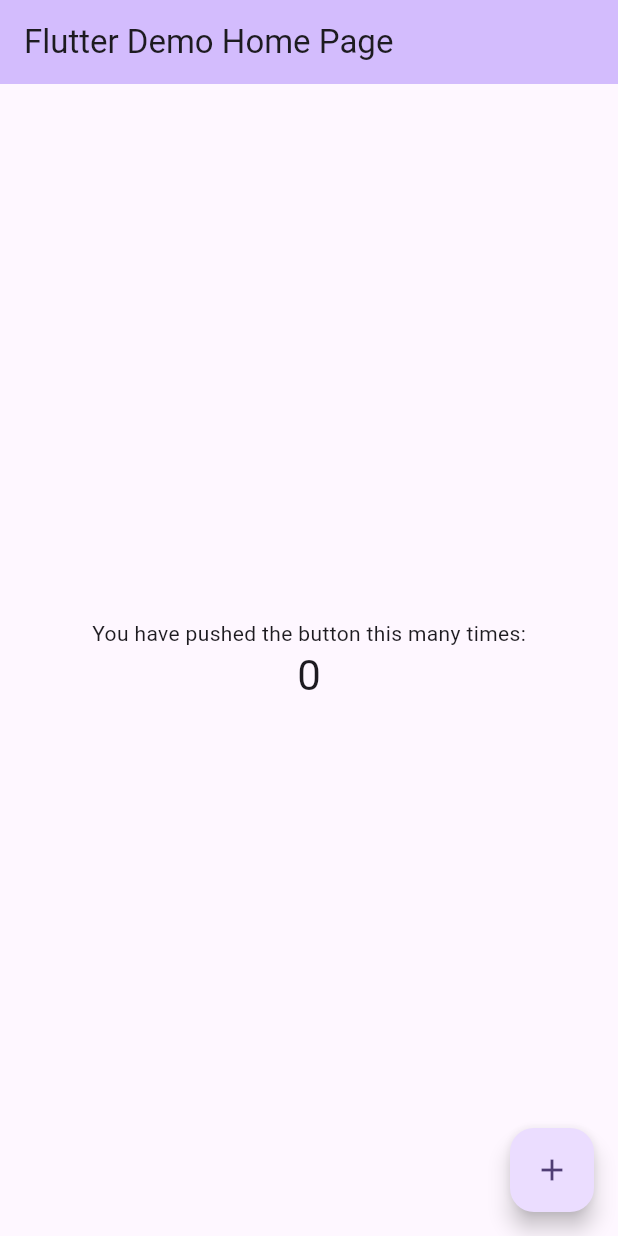
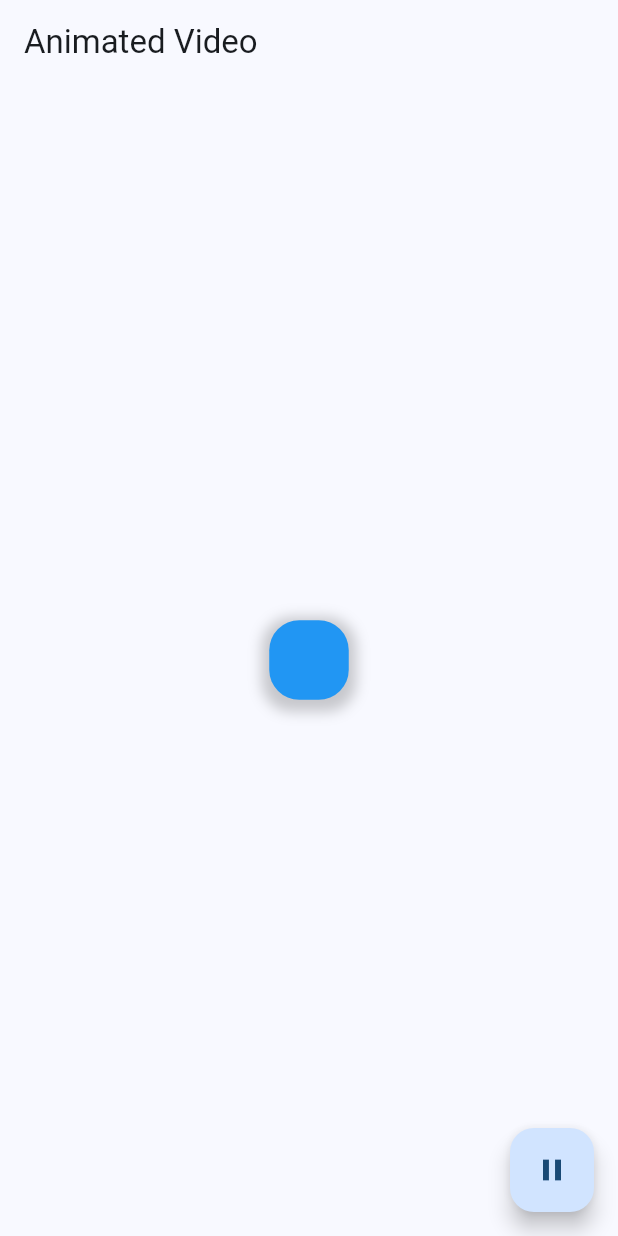
Before and after one commit to could-ai/019a1fe4-9f6b-7e99-bf4a-7b004075e069, a Flutter app: the screen it shows after launch, on a phone screen of 412 x 824 dp. Run offline on Flutter 3.47's test engine with Material 3 defaults, Android fonts, the phone set to English and light mode, and no system bars.

Commit message:
I have created a new animated video screen that replaces the default counter application. This new screen features a central blue box that smoothly animates, growing and shrinking in a continuous loop. I've implemented this using Flutter's `AnimationController` for managing the animation's timing and `AnimatedBuilder` for efficient rendering. Additionally, a floating action button has been added to provide play and pause functionality, allowing you to control the animation. This serves as a foundational example for building more complex animations in your application.

```diff
--- a/usr/lib/main.dart
+++ b/usr/lib/main.dart
@@ -7,114 +7,98 @@ void main() {
 class MyApp extends StatelessWidget {
   const MyApp({super.key});
 
-  // This widget is the root of your application.
   @override
   Widget build(BuildContext context) {
     return MaterialApp(
-      title: 'Flutter Demo',
+      title: 'Animation Demo',
       debugShowCheckedModeBanner: false,
       theme: ThemeData(
-        // This is the theme of your application.
-        //
-        // TRY THIS: Try running your application with "flutter run". You'll see
-        // the application has a purple toolbar. Then, without quitting the app,
-        // try changing the seedColor in the colorScheme below to Colors.green
-        // and then invoke "hot reload" (save your changes or press the "hot
-        // reload" button in a Flutter-supported IDE, or press "r" if you used
-        // the command line to start the app).
-        //
-        // Notice that the counter didn't reset back to zero; the application
-        // state is not lost during the reload. To reset the state, use hot
-        // restart instead.
-        //
-        // This works for code too, not just values: Most code changes can be
-        // tested with just a hot reload.
-        colorScheme: ColorScheme.fromSeed(seedColor: Colors.deepPurple),
+        colorScheme: ColorScheme.fromSeed(seedColor: Colors.blue),
+        useMaterial3: true,
       ),
-      home: const MyHomePage(title: 'Flutter Demo Home Page'),
+      home: const AnimationScreen(),
     );
   }
 }
 
-class MyHomePage extends StatefulWidget {
-  const MyHomePage({super.key, required this.title});
-
-  // This widget is the home page of your application. It is stateful, meaning
-  // that it has a State object (defined below) that contains fields that affect
-  // how it looks.
-
-  // This class is the configuration for the state. It holds the values (in this
-  // case the title) provided by the parent (in this case the App widget) and
-  // used by the build method of the State. Fields in a Widget subclass are
-  // always marked "final".
-
-  final String title;
+class AnimationScreen extends StatefulWidget {
+  const AnimationScreen({super.key});
 
   @override
-  State<MyHomePage> createState() => _MyHomePageState();
+  State<AnimationScreen> createState() => _AnimationScreenState();
 }
 
-class _MyHomePageState extends State<MyHomePage> {
-  int _counter = 0;
+class _AnimationScreenState extends State<AnimationScreen>
+    with SingleTickerProviderStateMixin {
+  late AnimationController _controller;
+  late Animation<double> _animation;
 
-  void _incrementCounter() {
-    setState(() {
-      // This call to setState tells the Flutter framework that something has
-      // changed in this State, which causes it to rerun the build method below
-      // so that the display can reflect the updated values. If we changed
-      // _counter without calling setState(), then the build method would not be
-      // called again, and so nothing would appear to happen.
-      _counter++;
-    });
+  @override
+  void initState() {
+    super.initState();
+    _controller = AnimationController(
+      duration: const Duration(seconds: 2),
+      vsync: this,
+    );
+
+    _animation = Tween<double>(begin: 50.0, end: 200.0).animate(
+      CurvedAnimation(
+        parent: _controller,
+        curve: Curves.easeInOut,
+      ),
+    );
+
+    _controller.repeat(reverse: true);
+  }
+
+  @override
+  void dispose() {
+    _controller.dispose();
+    super.dispose();
   }
 
   @override
   Widget build(BuildContext context) {
-    // This method is rerun every time setState is called, for instance as done
-    // by the _incrementCounter method above.
-    //
-    // The Flutter framework has been optimized to make rerunning build methods
-    // fast, so that you can just rebuild anything that needs updating rather
-    // than having to individually change instances of widgets.
     return Scaffold(
       appBar: AppBar(
-        // TRY THIS: Try changing the color here to a specific color (to
-        // Colors.amber, perhaps?) and trigger a hot reload to see the AppBar
-        // change color while the other colors stay the same.
-        backgroundColor: Theme.of(context).colorScheme.inversePrimary,
-        // Here we take the value from the MyHomePage object that was created by
-        // the App.build method, and use it to set our appbar title.
-        title: Text(widget.title),
+        title: const Text('Animated Video'),
       ),
       body: Center(
-        // Center is a layout widget. It takes a single child and positions it
-        // in the middle of the parent.
-        child: Column(
-          // Column is also a layout widget. It takes a list of children and
-          // arranges them vertically. By default, it sizes itself to fit its
-          // children horizontally, and tries to be as tall as its parent.
-          //
-          // Column has various properties to control how it sizes itself and
-          // how it positions its children. Here we use mainAxisAlignment to
-          // center the children vertically; the main axis here is the vertical
-          // axis because Columns are vertical (the cross axis would be
-          // horizontal).
-          //
-          // TRY THIS: Invoke "debug painting" (choose the "Toggle Debug Paint"
-          // action in the IDE, or press "p" in the console), to see the
-          // wireframe for each widget.
-          mainAxisAlignment: MainAxisAlignment.center,
-          children: <Widget>[
-            const Text('You have pushed the button this many times:'),
-            Text('$_counter', style: Theme.of(context).textTheme.headlineMedium),
-          ],
+        child: AnimatedBuilder(
+          animation: _animation,
+          builder: (context, child) {
+            return Container(
+              width: _animation.value,
+              height: _animation.value,
+              decoration: BoxDecoration(
+                color: Colors.blue,
+                borderRadius: BorderRadius.circular(20.0),
+                boxShadow: [
+                  BoxShadow(
+                    color: Colors.black.withOpacity(0.2),
+                    spreadRadius: 5,
+                    blurRadius: 7,
+                    offset: const Offset(0, 3), // changes position of shadow
+                  ),
+                ],
+              ),
+            );
+          },
         ),
       ),
       floatingActionButton: FloatingActionButton(
-        onPressed: _incrementCounter,
-        tooltip: 'Increment',
-        child: const Icon(Icons.add),
-      ), // This trailing comma makes auto-formatting nicer for build methods.
+        onPressed: () {
+          if (_controller.isAnimating) {
+            _controller.stop();
+          } else {
+            _controller.repeat(reverse: true);
+          }
+          setState(() {}); // To update the icon
+        },
+        child: Icon(
+          _controller.isAnimating ? Icons.pause : Icons.play_arrow,
+        ),
+      ),
     );
   }
 }
```
